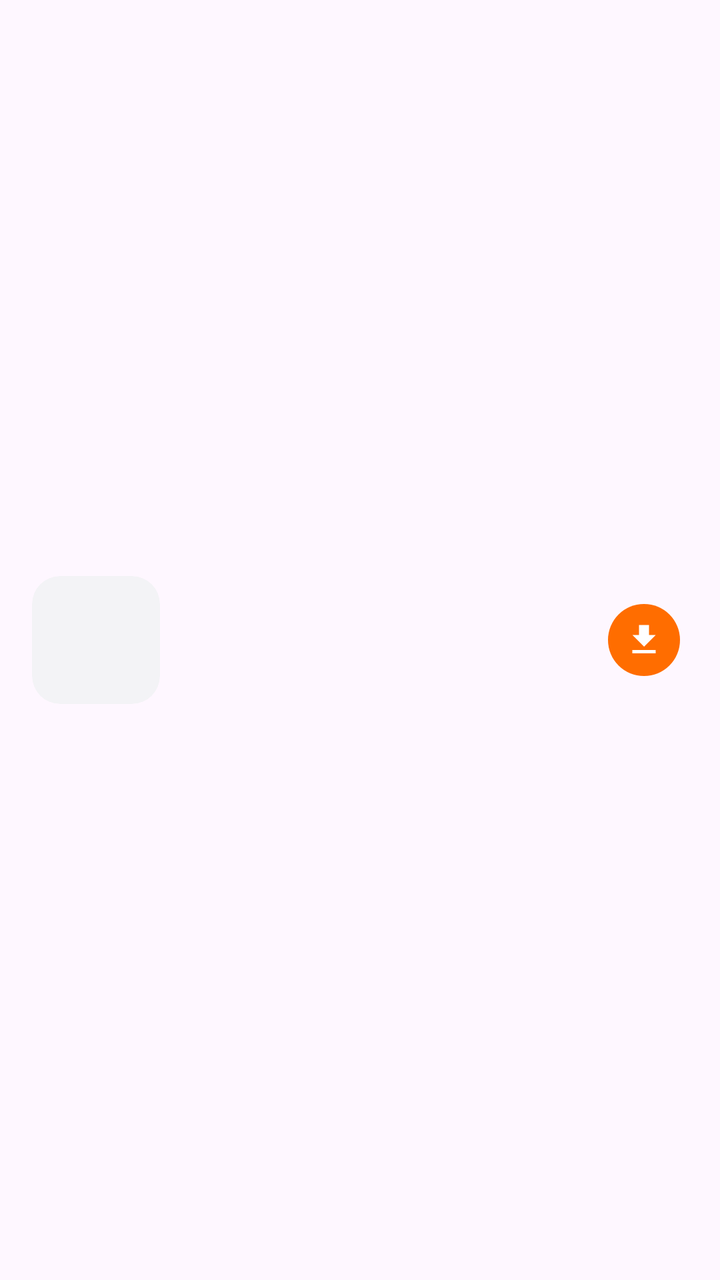
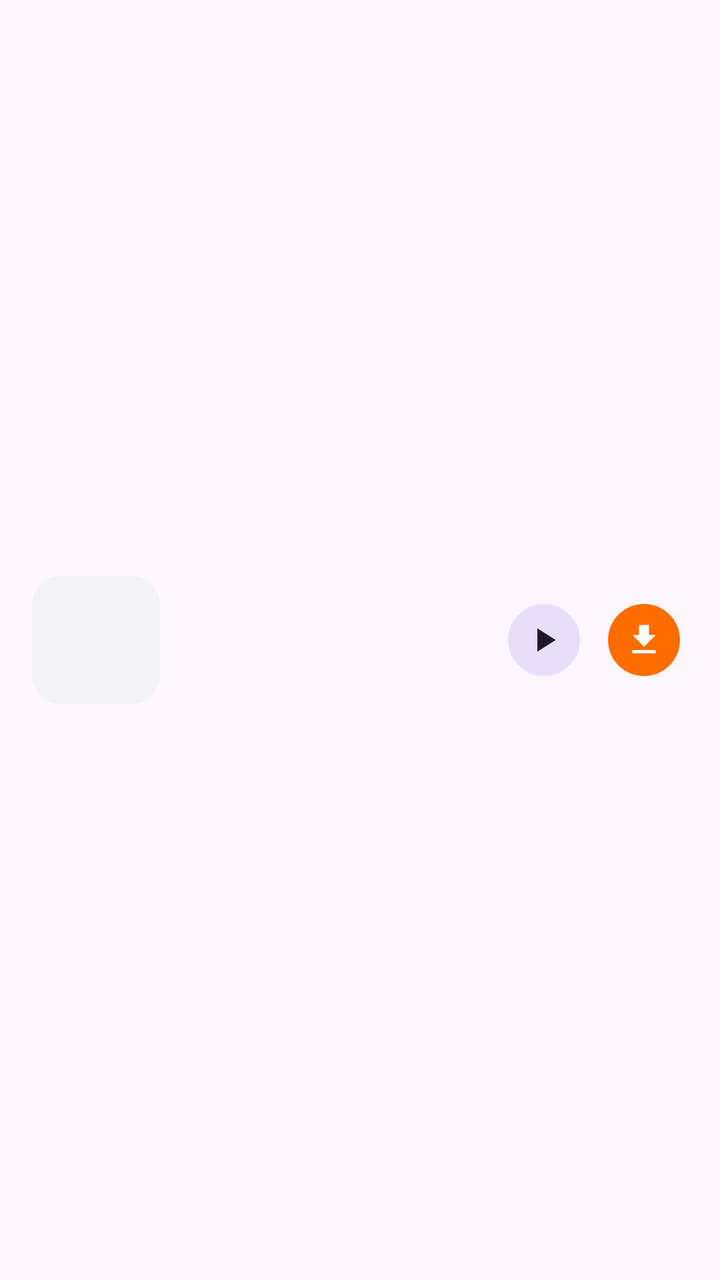

Two renders of the same Android screen: before a commit and after it. Below are the layout's source before the change and the commit's diff.
<!-- AndroidManifest.xml: application theme Theme.Grabbit -->
<!-- res/layout/item_media.xml -->
<?xml version="1.0" encoding="utf-8"?>
<LinearLayout xmlns:android="http://schemas.android.com/apk/res/android"
    xmlns:app="http://schemas.android.com/apk/res-auto"
    android:layout_width="match_parent"
    android:layout_height="wrap_content"
    android:background="?attr/selectableItemBackground"
    android:gravity="center_vertical"
    android:orientation="horizontal"
    android:paddingHorizontal="16dp"
    android:paddingVertical="8dp">

    <com.google.android.material.card.MaterialCardView
        android:layout_width="64dp"
        android:layout_height="64dp"
        app:cardBackgroundColor="@color/surface_dim"
        app:cardCornerRadius="14dp"
        app:cardElevation="0dp"
        app:strokeWidth="0dp">
        <ImageView
            android:id="@+id/icon"
            android:layout_width="match_parent"
            android:layout_height="match_parent"
            android:padding="18dp"
            android:scaleType="fitCenter"
            android:contentDescription="@null" />
        <TextView
            android:id="@+id/duration"
            android:layout_width="wrap_content"
            android:layout_height="wrap_content"
            android:layout_gravity="bottom|end"
            android:layout_margin="4dp"
            android:background="@drawable/bg_duration"
            android:paddingHorizontal="5dp"
            android:paddingVertical="1dp"
            android:textColor="@android:color/white"
            android:textSize="10sp"
            android:visibility="gone" />
    </com.google.android.material.card.MaterialCardView>

    <LinearLayout
        android:layout_width="0dp"
        android:layout_height="wrap_content"
        android:layout_marginStart="12dp"
        android:layout_weight="1"
        android:orientation="vertical">
        <TextView android:id="@+id/title" android:layout_width="match_parent" android:layout_height="wrap_content" android:ellipsize="middle" android:maxLines="1" android:textColor="?android:attr/textColorPrimary" android:textSize="15sp" />
        <TextView android:id="@+id/subtitle" android:layout_width="match_parent" android:layout_height="wrap_content" android:layout_marginTop="2dp" android:maxLines="1" android:ellipsize="end" android:textColor="?android:attr/textColorSecondary" android:textSize="12.5sp" />
        <TextView android:id="@+id/host" android:layout_width="match_parent" android:layout_height="wrap_content" android:maxLines="1" android:ellipsize="middle" android:textColor="@color/muted" android:textSize="11sp" />
    </LinearLayout>

    <com.google.android.material.button.MaterialButton
        android:id="@+id/btnDownload"
        style="@style/Widget.Material3.Button.IconButton.Filled"
        android:layout_width="44dp"
        android:layout_height="44dp"
        android:layout_marginStart="8dp"
        android:contentDescription="@string/download"
        app:backgroundTint="@color/brand"
        app:icon="@drawable/ic_download"
        app:iconGravity="textStart"
        app:iconPadding="0dp"
        app:iconTint="@android:color/white" />
</LinearLayout>
<!-- resources referenced by this layout -->
<resources>
  <color name="brand">#FF6D00</color>
  <color name="muted">#6B6E76</color>
  <color name="surface_dim">#F3F3F6</color>
  <!-- drawable bg_duration (drawable) -->
  <shape xmlns:android="http://schemas.android.com/apk/res/android" android:shape="rectangle">
      <solid android:color="#B3000000"/>
      <corners android:radius="4dp"/>
  </shape>
  <!-- drawable ic_download (drawable) -->
  <vector xmlns:android="http://schemas.android.com/apk/res/android"
      android:width="24dp" android:height="24dp"
      android:viewportWidth="24" android:viewportHeight="24"
      android:tint="?attr/colorControlNormal">
      <path android:fillColor="@android:color/white" android:pathData="M19,9h-4V3H9v6H5l7,7 7,-7zM5,18v2h14v-2H5z"/>
  </vector>
  <string name="download">Download</string>
  <style name="Theme.Grabbit" parent="Theme.Material3.DayNight.NoActionBar">
          <item name="colorPrimary">@color/brand</item>
          <item name="colorOnPrimary">@android:color/white</item>
          <item name="colorPrimaryContainer">@color/brand_light</item>
          <item name="colorSecondary">@color/brand_dark</item>
          <item name="android:statusBarColor">@color/surface</item>
          <item name="android:windowLightStatusBar">true</item>
          <item name="android:navigationBarColor">@color/surface</item>
          <item name="android:windowLightNavigationBar">true</item>
      </style>
  <color name="brand_light">#FFE0B2</color>
  <color name="brand_dark">#C75200</color>
  <color name="surface">#FFFFFF</color>
</resources>

<!-- the commit's change to res/layout/item_media.xml (unified diff, before → after) -->
@@ -49,11 +49,22 @@
     </LinearLayout>
 
     <com.google.android.material.button.MaterialButton
+        android:id="@+id/btnPlay"
+        style="@style/Widget.Material3.Button.IconButton.Filled.Tonal"
+        android:layout_width="44dp"
+        android:layout_height="44dp"
+        android:layout_marginStart="4dp"
+        android:contentDescription="@string/play"
+        app:icon="@drawable/ic_play"
+        app:iconGravity="textStart"
+        app:iconPadding="0dp" />
+
+    <com.google.android.material.button.MaterialButton
         android:id="@+id/btnDownload"
         style="@style/Widget.Material3.Button.IconButton.Filled"
         android:layout_width="44dp"
         android:layout_height="44dp"
-        android:layout_marginStart="8dp"
+        android:layout_marginStart="6dp"
         android:contentDescription="@string/download"
         app:backgroundTint="@color/brand"
         app:icon="@drawable/ic_download"
<!-- resource entries referenced after the edit -->
@@ -15,7 +15,15 @@
       android:tint="?attr/colorControlNormal">
       <path android:fillColor="@android:color/white" android:pathData="M19,9h-4V3H9v6H5l7,7 7,-7zM5,18v2h14v-2H5z"/>
   </vector>
+  <!-- drawable ic_play (drawable) -->
+  <vector xmlns:android="http://schemas.android.com/apk/res/android"
+      android:width="24dp" android:height="24dp"
+      android:viewportWidth="24" android:viewportHeight="24"
+      android:tint="?attr/colorControlNormal">
+      <path android:fillColor="@android:color/white" android:pathData="M8,5v14l11,-7z"/>
+  </vector>
   <string name="download">Download</string>
+  <string name="play">Play</string>
   <style name="Theme.Grabbit" parent="Theme.Material3.DayNight.NoActionBar">
           <item name="colorPrimary">@color/brand</item>
           <item name="colorOnPrimary">@android:color/white</item>
